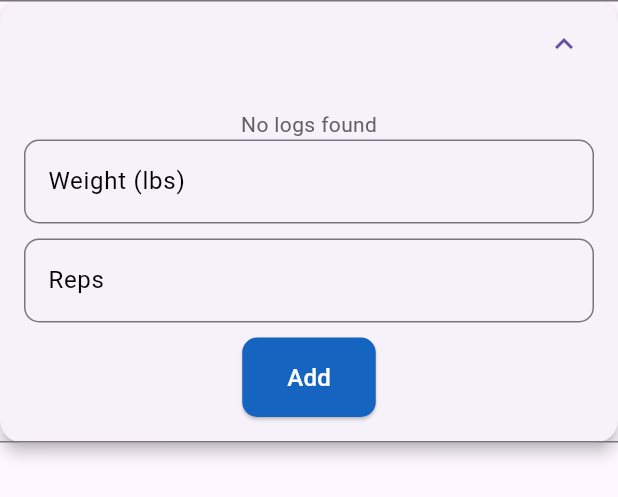
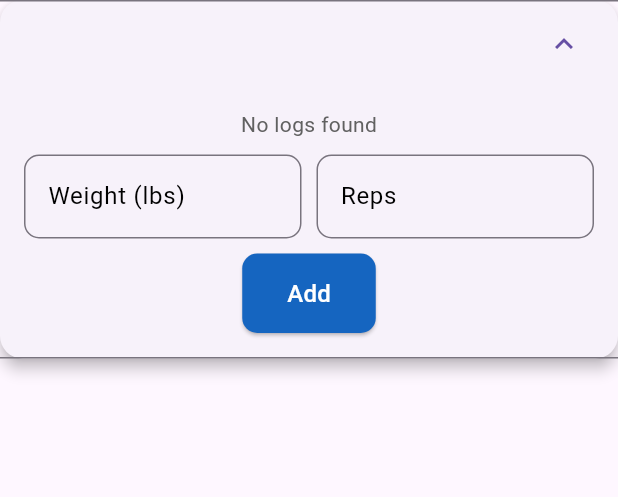
Before and after one commit to DylanO9/fitness_network, a Flutter app: the ExerciseTile widget shown alone on an empty page, opened directly with empty values, after a tap on the "expand more" icon, on a phone screen of 412 x 824 dp. Shown: the top 497 px of the screen. Run offline on Flutter 3.47's test engine with Material 3 defaults, Android fonts, the light colour scheme and no system bars; our stand-ins replace supabase_flutter, table_calendar; accounts and stored records are empty.

Commit message:
Enhancement: UI update for input weight and reps to be next to each other

```diff
--- a/lib/calendar_log_page.dart
+++ b/lib/calendar_log_page.dart
@@ -240,7 +240,11 @@ class _ExerciseTileState extends State<ExerciseTile> {
                     );
                   },
                 ),
-                TextField(
+                SizedBox(height: 10),
+                Row(
+                  children: [
+                  Expanded(
+                    child: TextField(
                     decoration: InputDecoration(
                       labelText: 'Weight (lbs)',
                       labelStyle: TextStyle(color: Colors.black),
@@ -258,8 +262,10 @@ class _ExerciseTileState extends State<ExerciseTile> {
                       _weight = int.tryParse(value) ?? 0;
                     },
                     ),
-                SizedBox(height: 10),
-                TextField(
+                  ),
+                  SizedBox(width: 10),
+                  Expanded(
+                    child: TextField(
                     decoration: InputDecoration(
                       labelText: 'Reps',
                       labelStyle: TextStyle(color: Colors.black),
@@ -276,6 +282,9 @@ class _ExerciseTileState extends State<ExerciseTile> {
                     onChanged: (value) {
                       _reps = int.tryParse(value) ?? 0;
                     },
+                    ),
+                  ),
+                  ],
                 ),
                 SizedBox(height: 10),
                 ElevatedButton(
```
Lines whose indentation alone changed are shown as unchanged.
